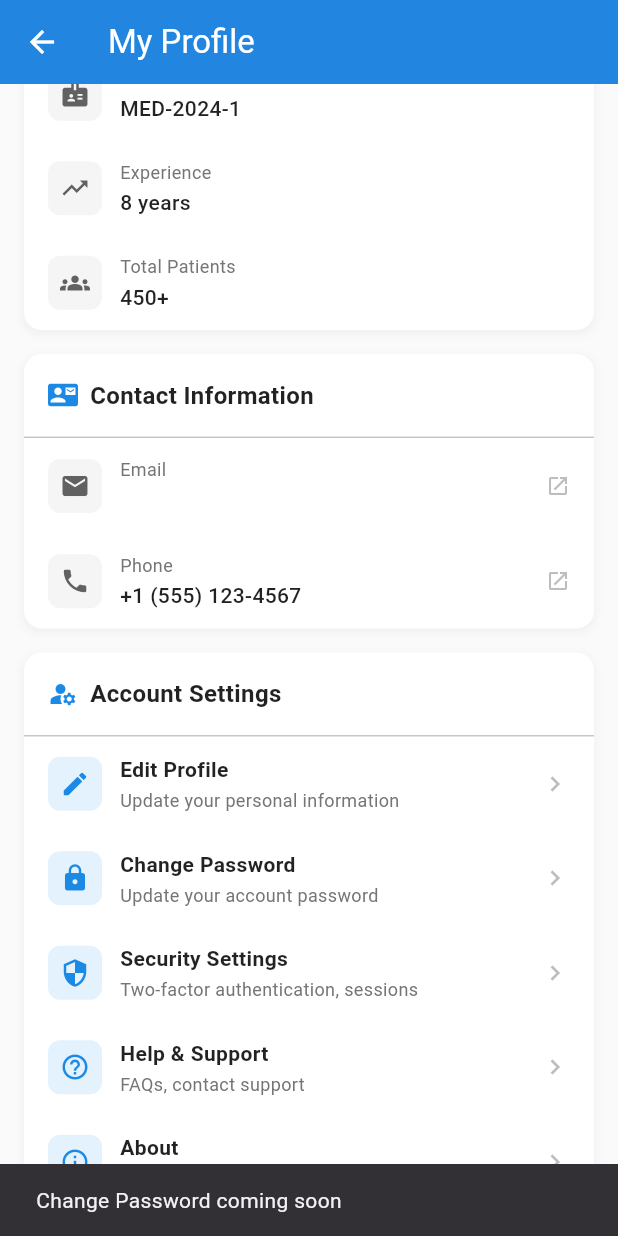
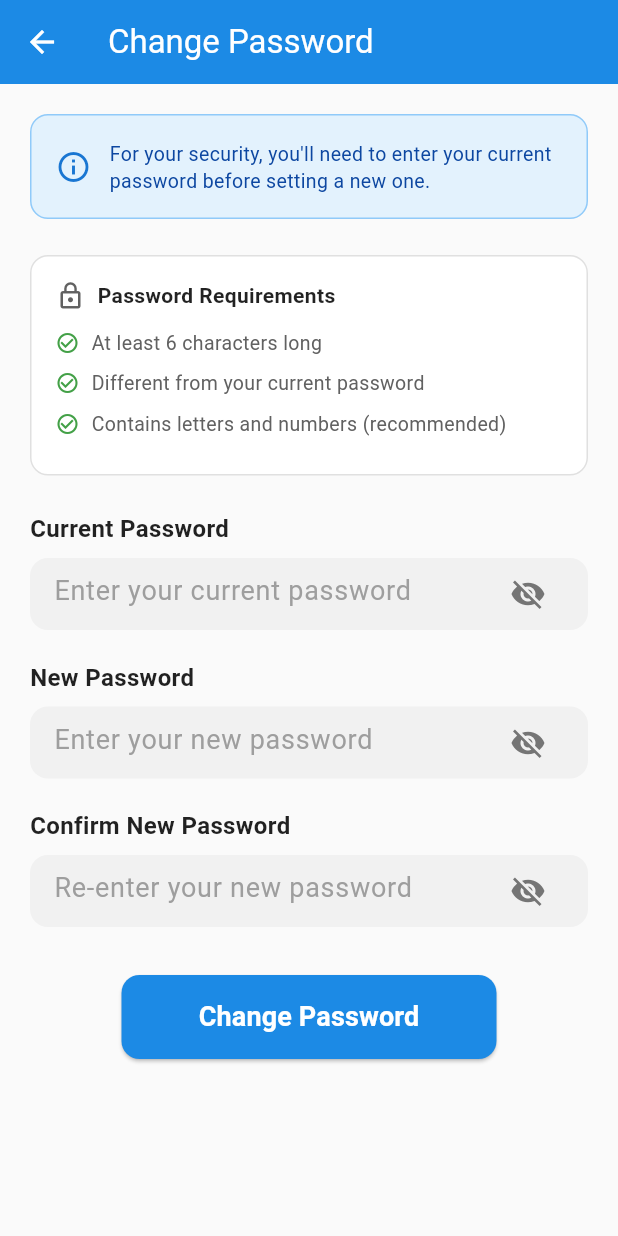
Before and after one commit to JananaDanithra22/amerckcare_apptest, a Flutter app: the ProfileScreen screen opened by its route, scrolled down 576 dp, after a tap on "Change Password", on a phone screen of 412 x 824 dp. Run offline on Flutter 3.47's test engine with Material 3 defaults, Android fonts, the phone set to English and light mode, and no system bars; our stand-ins replace firebase_auth, firebase_core, flutter_secure_storage, google_sign_in, local_auth, lottie; missing offline and left inert: flutter_facebook_auth; accounts and stored records are empty.

Commit message:
change password feature initialize

```diff
--- a/amerckcarelogin/lib/config/routes.dart
+++ b/amerckcarelogin/lib/config/routes.dart
@@ -7,6 +7,7 @@ import '../features/home/screens/home_screen.dart';
 import '../shared/widgets/splash_screen.dart';
 import '../features/settings/screens/settings_screen.dart';
 import '../features/profile/screens/profile_screen.dart';
+import '../features/profile/screens/change_password_screen.dart'; // Add this import
 
 class AppRoutes {
   // Route names
@@ -17,6 +18,7 @@ class AppRoutes {
   static const String home = '/home';
   static const String settings = '/settings';
   static const String profile = '/profile';
+  static const String changePassword = '/change-password'; // Add this constant
 
   /// Returns a map of all app routes
   static Map<String, WidgetBuilder> getRoutes() {
@@ -28,6 +30,7 @@ class AppRoutes {
       home: (context) => const HomeScreen(),
       settings: (context) => const SettingsScreen(),
       profile: (context) => const ProfileScreen(),
+      changePassword: (context) => const ChangePasswordScreen(), // Add this route
     };
   }
 
@@ -51,4 +54,8 @@ class AppRoutes {
   static Future<void> goToSplash(BuildContext context) {
     return Navigator.pushReplacementNamed(context, splash);
   }
+
+  static Future<void> goToChangePassword(BuildContext context) { // Add helper method
+    return Navigator.pushNamed(context, changePassword);
+  }
 }
--- /dev/null
+++ b/amerckcarelogin/lib/features/profile/screens/change_password_screen.dart
@@ -0,0 +1,362 @@
+// lib/features/profile/screens/change_password_screen.dart
+// DAY 1: UI Layout + Client-Side Validation (No Firebase yet)
+
+import 'package:flutter/material.dart';
+import '../../../core/utils/validators.dart';
+import '../../../core/constants/ui_constants.dart';
+import '../../auth/widgets/custom_text_field.dart';
+import '../../auth/widgets/custom_button.dart';
+
+/// Change Password Screen - Day 1: UI + Validation Only
+/// TODO Day 2: Add Firebase authentication
+/// TODO Day 3: Add re-authentication for security
+class ChangePasswordScreen extends StatefulWidget {
+  const ChangePasswordScreen({Key? key}) : super(key: key);
+
+  @override
+  State<ChangePasswordScreen> createState() => _ChangePasswordScreenState();
+}
+
+class _ChangePasswordScreenState extends State<ChangePasswordScreen> {
+  final _formKey = GlobalKey<FormState>();
+
+  // Controllers for password fields
+  final _currentPasswordCtrl = TextEditingController();
+  final _newPasswordCtrl = TextEditingController();
+  final _confirmPasswordCtrl = TextEditingController();
+
+  // Visibility toggles
+  bool _obscureCurrentPassword = true;
+  bool _obscureNewPassword = true;
+  bool _obscureConfirmPassword = true;
+
+  // Error messages
+  String? _currentPasswordError;
+  String? _newPasswordError;
+  String? _confirmPasswordError;
+
+  // Loading state
+  bool _isLoading = false;
+
+  @override
+  void dispose() {
+    _currentPasswordCtrl.dispose();
+    _newPasswordCtrl.dispose();
+    _confirmPasswordCtrl.dispose();
+    super.dispose();
+  }
+
+  /// Validate all fields
+  bool _validateFields() {
+    setState(() {
+      _currentPasswordError = null;
+      _newPasswordError = null;
+      _confirmPasswordError = null;
+    });
+
+    bool isValid = true;
+
+    // Validate current password
+    final currentPassValidation = Validators.validatePassword(
+      _currentPasswordCtrl.text,
+    );
+    if (currentPassValidation != null) {
+      setState(() => _currentPasswordError = currentPassValidation);
+      isValid = false;
+    }
+
+    // Validate new password
+    final newPassValidation = Validators.validatePassword(
+      _newPasswordCtrl.text,
+    );
+    if (newPassValidation != null) {
+      setState(() => _newPasswordError = newPassValidation);
+      isValid = false;
+    } else if (_newPasswordCtrl.text == _currentPasswordCtrl.text) {
+      setState(
+        () =>
+            _newPasswordError =
+                'New password must be different from current password',
+      );
+      isValid = false;
+    }
+
+    // Validate confirm password
+    final confirmPassValidation = Validators.validateConfirmPassword(
+      _newPasswordCtrl.text,
+      _confirmPasswordCtrl.text,
+    );
+    if (confirmPassValidation != null) {
+      setState(() => _confirmPasswordError = confirmPassValidation);
+      isValid = false;
+    }
+
+    return isValid;
+  }
+
+  /// Handle password change (Day 1: Just validation)
+  Future<void> _handleChangePassword() async {
+    // Clear any existing errors
+    setState(() {
+      _currentPasswordError = null;
+      _newPasswordError = null;
+      _confirmPasswordError = null;
+    });
+
+    // Validate all fields
+    if (!_validateFields()) {
+      return;
+    }
+
+    // TODO Day 2: Add Firebase re-authentication
+    // TODO Day 2: Update password in Firebase
+
+    // Day 1: Show success message (mock)
+    setState(() => _isLoading = true);
+
+    // Simulate API call
+    await Future.delayed(const Duration(seconds: 2));
+
+    setState(() => _isLoading = false);
+
+    if (!mounted) return;
+
+    // Show success message
+    ScaffoldMessenger.of(context).showSnackBar(
+      const SnackBar(
+        content: Text(
+          '✅ Password validation successful! (Firebase integration coming in Day 2)',
+        ),
+        backgroundColor: Colors.green,
+        duration: Duration(seconds: 3),
+      ),
+    );
+
+    // Clear fields after success
+    _currentPasswordCtrl.clear();
+    _newPasswordCtrl.clear();
+    _confirmPasswordCtrl.clear();
+  }
+
+  @override
+  Widget build(BuildContext context) {
+    return Scaffold(
+      backgroundColor: Colors.grey.shade50,
+      appBar: AppBar(
+        title: const Text('Change Password'),
+        elevation: 0,
+        backgroundColor: const Color(0xFF1C8AE5),
+        foregroundColor: Colors.white,
+      ),
+      body: SingleChildScrollView(
+        padding: const EdgeInsets.all(20),
+        child: Form(
+          key: _formKey,
+          child: Column(
+            crossAxisAlignment: CrossAxisAlignment.start,
+            children: [
+              // Info Card
+              _buildInfoCard(),
+
+              const SizedBox(height: 24),
+
+              // Password Requirements Card
+              _buildPasswordRequirements(),
+
+              const SizedBox(height: 24),
+
+              // Current Password Field
+              const Text(
+                'Current Password',
+                style: TextStyle(
+                  fontSize: 16,
+                  fontWeight: FontWeight.bold,
+                  color: Colors.black87,
+                ),
+              ),
+              const SizedBox(height: 8),
+              CustomTextField(
+                controller: _currentPasswordCtrl,
+                hintText: 'Enter your current password',
+                errorText: _currentPasswordError,
+                obscureText: _obscureCurrentPassword,
+                onToggleVisibility: () {
+                  setState(
+                    () => _obscureCurrentPassword = !_obscureCurrentPassword,
+                  );
+                },
+                onChanged: (value) {
+                  if (_currentPasswordError != null) {
+                    setState(() => _currentPasswordError = null);
+                  }
+                },
+                validator: (value) {},
+              ),
+
+              const SizedBox(height: 20),
+
+              // New Password Field
+              const Text(
+                'New Password',
+                style: TextStyle(
+                  fontSize: 16,
+                  fontWeight: FontWeight.bold,
+                  color: Colors.black87,
+                ),
+              ),
+              const SizedBox(height: 8),
+              CustomTextField(
+                controller: _newPasswordCtrl,
+                hintText: 'Enter your new password',
+                errorText: _newPasswordError,
+                obscureText: _obscureNewPassword,
+                onToggleVisibility: () {
+                  setState(() => _obscureNewPassword = !_obscureNewPassword);
+                },
+                onChanged: (value) {
+                  if (_newPasswordError != null) {
+                    setState(() => _newPasswordError = null);
+                  }
+                },
+                validator: (value) {},
+              ),
+
+              const SizedBox(height: 20),
+
+              // Confirm New Password Field
+              const Text(
+                'Confirm New Password',
+                style: TextStyle(
+                  fontSize: 16,
+                  fontWeight: FontWeight.bold,
+                  color: Colors.black87,
+                ),
+              ),
+              const SizedBox(height: 8),
+              CustomTextField(
+                controller: _confirmPasswordCtrl,
+                hintText: 'Re-enter your new password',
+                errorText: _confirmPasswordError,
+                obscureText: _obscureConfirmPassword,
+                onToggleVisibility: () {
+                  setState(
+                    () => _obscureConfirmPassword = !_obscureConfirmPassword,
+                  );
+                },
+                onChanged: (value) {
+                  if (_confirmPasswordError != null) {
+                    setState(() => _confirmPasswordError = null);
+                  }
+                },
+                validator: (value) {},
+              ),
+
+              const SizedBox(height: 32),
+
+              // Change Password Button
+              Center(
+                child: CustomButton(
+                  text: 'Change Password',
+                  onPressed: _handleChangePassword,
+                  isLoading: _isLoading,
+                  backgroundColor: const Color(0xFF1C8AE5),
+                  width: UIConstants.buttonWidth,
+                  height: UIConstants.buttonHeight,
+                  borderRadius: UIConstants.buttonRadius,
+                ),
+              ),
+
+              const SizedBox(height: 24),
+            ],
+          ),
+        ),
+      ),
+    );
+  }
+
+  /// Info Card explaining the process
+  Widget _buildInfoCard() {
+    return Container(
+      padding: const EdgeInsets.all(16),
+      decoration: BoxDecoration(
+        color: Colors.blue.shade50,
+        borderRadius: BorderRadius.circular(12),
+        border: Border.all(color: Colors.blue.shade200),
+      ),
+      child: Row(
+        children: [
+          Icon(Icons.info_outline, color: Colors.blue.shade700, size: 24),
+          const SizedBox(width: 12),
+          Expanded(
+            child: Text(
+              'For your security, you\'ll need to enter your current password before setting a new one.',
+              style: TextStyle(
+                fontSize: 13,
+                color: Colors.blue.shade900,
+                height: 1.4,
+              ),
+            ),
+          ),
+        ],
+      ),
+    );
+  }
+
+  /// Password Requirements Card
+  Widget _buildPasswordRequirements() {
+    return Container(
+      padding: const EdgeInsets.all(16),
+      decoration: BoxDecoration(
+        color: Colors.white,
+        borderRadius: BorderRadius.circular(12),
+        border: Border.all(color: Colors.grey.shade300),
+      ),
+      child: Column(
+        crossAxisAlignment: CrossAxisAlignment.start,
+        children: [
+          Row(
+            children: [
+              Icon(Icons.lock_outline, color: Colors.grey.shade700, size: 20),
+              const SizedBox(width: 8),
+              const Text(
+                'Password Requirements',
+                style: TextStyle(
+                  fontSize: 14,
+                  fontWeight: FontWeight.bold,
+                  color: Colors.black87,
+                ),
+              ),
+            ],
+          ),
+          const SizedBox(height: 12),
+          _buildRequirement('At least 6 characters long'),
+          _buildRequirement('Different from your current password'),
+          _buildRequirement('Contains letters and numbers (recommended)'),
+        ],
+      ),
+    );
+  }
+
+  /// Individual requirement item
+  Widget _buildRequirement(String text) {
+    return Padding(
+      padding: const EdgeInsets.only(bottom: 8),
+      child: Row(
+        children: [
+          Icon(
+            Icons.check_circle_outline,
+            size: 16,
+            color: Colors.green.shade600,
+          ),
+          const SizedBox(width: 8),
+          Expanded(
+            child: Text(
+              text,
+              style: TextStyle(fontSize: 13, color: Colors.grey.shade700),
+            ),
+          ),
+        ],
+      ),
+    );
+  }
+}
--- a/amerckcarelogin/lib/features/profile/screens/profile_screen.dart
+++ b/amerckcarelogin/lib/features/profile/screens/profile_screen.dart
@@ -28,6 +28,7 @@ class _ProfileScreenState extends State<ProfileScreen> {
       'email': userEmail,
       'phone': '+1 (555) 123-4567',
       'experience': '8 years',
+      'patientsToday': '12',
       'totalPatients': '450+',
       'rating': '4.8',
       'consultations': '1,234',
@@ -49,7 +50,7 @@ class _ProfileScreenState extends State<ProfileScreen> {
 
             const SizedBox(height: 16),
 
-            // Quick Stats (removed 'Today' stat)
+            // Quick Stats
             _buildQuickStats(doctorData),
 
             const SizedBox(height: 16),
@@ -67,6 +68,11 @@ class _ProfileScreenState extends State<ProfileScreen> {
             // Account Settings
             _buildAccountSettings(context),
 
+            const SizedBox(height: 16),
+
+            // App Settings
+            _buildAppSettings(context),
+
             const SizedBox(height: 24),
           ],
         ),
@@ -83,8 +89,8 @@ class _ProfileScreenState extends State<ProfileScreen> {
   ) {
     return Container(
       width: double.infinity,
-      decoration: const BoxDecoration(
-        gradient: LinearGradient(
+      decoration: BoxDecoration(
+        gradient: const LinearGradient(
           begin: Alignment.topLeft,
           end: Alignment.bottomRight,
           colors: [Color(0xFF1C8AE5), Color(0xFF0650A2)],
@@ -220,12 +226,21 @@ class _ProfileScreenState extends State<ProfileScreen> {
     );
   }
 
-  /// Quick Stats Cards (removed Today stat)
+  /// Quick Stats Cards
   Widget _buildQuickStats(Map<String, String> data) {
     return Padding(
       padding: const EdgeInsets.symmetric(horizontal: 16),
       child: Row(
         children: [
+          Expanded(
+            child: _StatCard(
+              icon: Icons.people,
+              value: data['patientsToday']!,
+              label: 'Today',
+              color: Colors.blue,
+            ),
+          ),
+          const SizedBox(width: 12),
           Expanded(
             child: _StatCard(
               icon: Icons.star,
@@ -239,17 +254,8 @@ class _ProfileScreenState extends State<ProfileScreen> {
             child: _StatCard(
               icon: Icons.medical_services,
               value: data['consultations']!,
-              label: 'Consultations',
+              label: 'Total',
               color: Colors.green,
-            ),
-          ),
-          const SizedBox(width: 12),
-          Expanded(
-            child: _StatCard(
-              icon: Icons.people,
-              value: data['totalPatients']!,
-              label: 'Total Patients',
-              color: Colors.blue,
             ),
           ),
         ],
@@ -330,9 +336,10 @@ class _ProfileScreenState extends State<ProfileScreen> {
           title: 'Change Password',
           subtitle: 'Update your account password',
           onTap: () {
-            ScaffoldMessenger.of(context).showSnackBar(
-              const SnackBar(content: Text('Change Password coming soon')),
-            );
+            Navigator.pushNamed(
+              context,
+              AppRoutes.changePassword,
+            ); // Use constant instead
           },
         ),
         _SettingsTile(
@@ -343,6 +350,44 @@ class _ProfileScreenState extends State<ProfileScreen> {
             Navigator.pushNamed(context, AppRoutes.settings);
           },
         ),
+      ],
+    );
+  }
+
+  /// App Settings Section
+  Widget _buildAppSettings(BuildContext context) {
+    return _SectionCard(
+      title: 'App Preferences',
+      icon: Icons.settings,
+      children: [
+        _SettingsTile(
+          icon: Icons.notifications,
+          title: 'Notifications',
+          subtitle: 'Manage notification preferences',
+          trailing: Switch(
+            value: true,
+            onChanged: (value) {
+              ScaffoldMessenger.of(context).showSnackBar(
+                SnackBar(
+                  content: Text(
+                    value ? 'Notifications enabled' : 'Notifications disabled',
+                  ),
+                ),
+              );
+            },
+            activeColor: const Color(0xFF1C8AE5),
+          ),
+        ),
+        _SettingsTile(
+          icon: Icons.language,
+          title: 'Language',
+          subtitle: 'English (US)',
+          onTap: () {
+            ScaffoldMessenger.of(context).showSnackBar(
+              const SnackBar(content: Text('Language settings coming soon')),
+            );
+          },
+        ),
         _SettingsTile(
           icon: Icons.help_outline,
           title: 'Help & Support',
@@ -350,6 +395,16 @@ class _ProfileScreenState extends State<ProfileScreen> {
           onTap: () {
             ScaffoldMessenger.of(context).showSnackBar(
               const SnackBar(content: Text('Help & Support coming soon')),
+            );
+          },
+        ),
+        _SettingsTile(
+          icon: Icons.privacy_tip,
+          title: 'Privacy Policy',
+          subtitle: 'View our privacy policy',
+          onTap: () {
+            ScaffoldMessenger.of(context).showSnackBar(
+              const SnackBar(content: Text('Privacy Policy coming soon')),
             );
           },
         ),
@@ -486,7 +541,6 @@ class _StatCard extends StatelessWidget {
           Text(
             label,
             style: TextStyle(fontSize: 12, color: Colors.grey.shade600),
-            textAlign: TextAlign.center,
           ),
         ],
       ),
```
